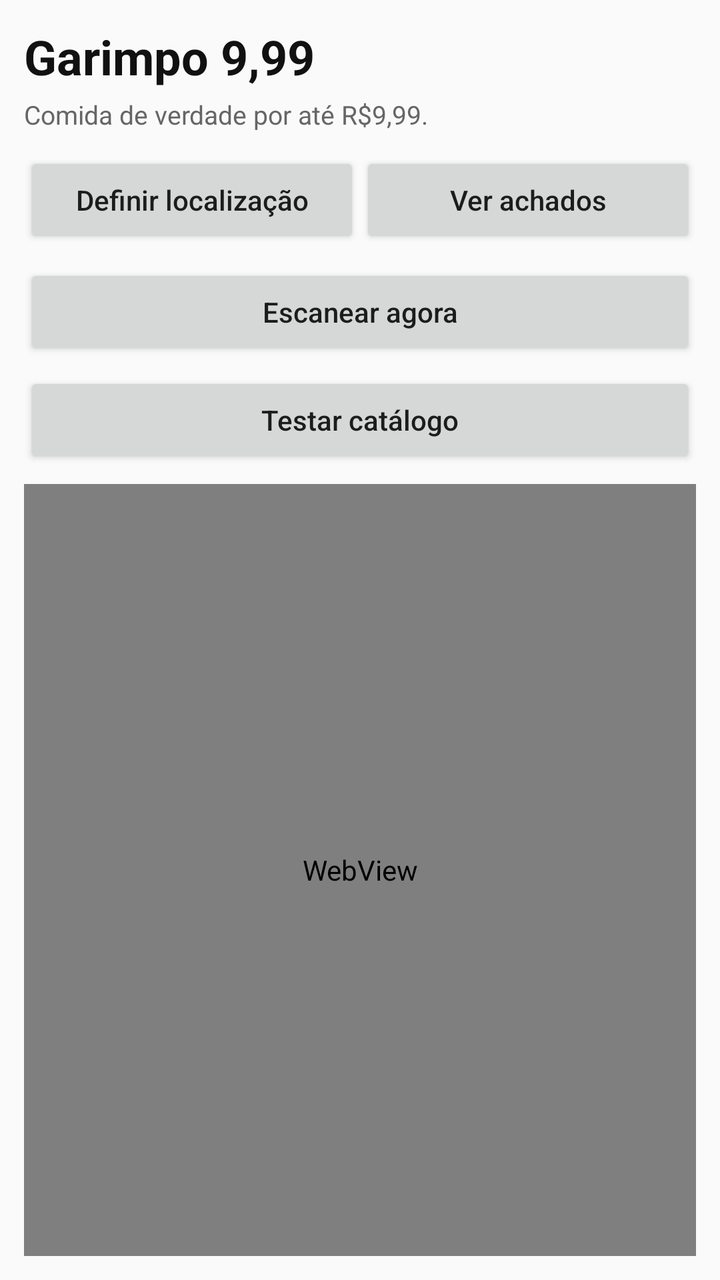
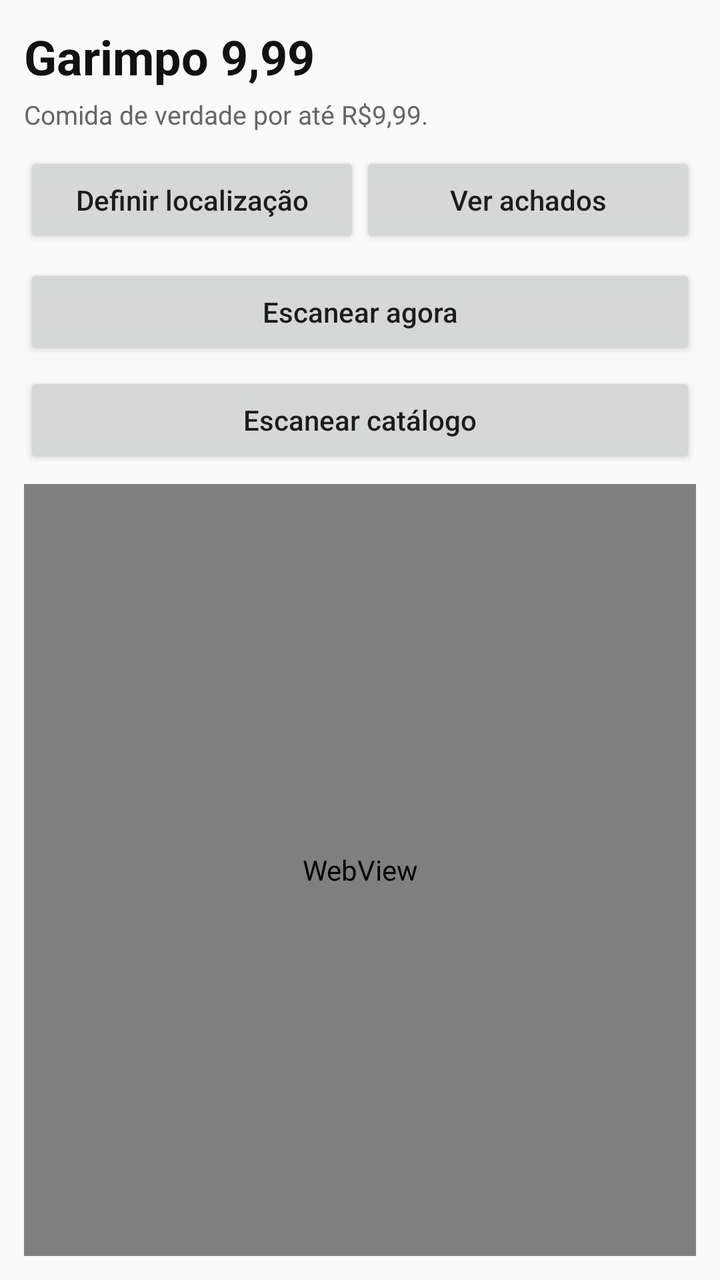

The first picture is an Android layout as it rendered before a commit; the second is the same layout after the commit. The layout source and the unified diff follow.
<!-- AndroidManifest.xml: application theme android:Theme.Material.Light.NoActionBar -->
<!-- res/layout/activity_main.xml -->
<?xml version="1.0" encoding="utf-8"?>
<FrameLayout xmlns:android="http://schemas.android.com/apk/res/android"
    android:layout_width="match_parent"
    android:layout_height="match_parent">

    <LinearLayout
        android:layout_width="match_parent"
        android:layout_height="match_parent"
        android:orientation="vertical"
        android:padding="12dp">

        <TextView
            android:id="@+id/title"
            android:layout_width="match_parent"
            android:layout_height="wrap_content"
            android:text="Garimpo 9,99"
            android:textStyle="bold"
            android:textSize="24sp"
            android:textColor="#111111" />

        <TextView
            android:id="@+id/status"
            android:layout_width="match_parent"
            android:layout_height="wrap_content"
            android:text="Comida de verdade por até R$9,99."
            android:textSize="13sp"
            android:textColor="#666666"
            android:paddingTop="4dp"
            android:paddingBottom="10dp" />

        <LinearLayout
            android:layout_width="match_parent"
            android:layout_height="wrap_content"
            android:orientation="horizontal"
            android:paddingBottom="8dp">

            <Button
                android:id="@+id/locationButton"
                android:layout_width="0dp"
                android:layout_height="wrap_content"
                android:layout_weight="1"
                android:text="Definir localização"
                android:textAllCaps="false" />

            <Button
                android:id="@+id/garimpoButton"
                android:layout_width="0dp"
                android:layout_height="wrap_content"
                android:layout_weight="1"
                android:text="Ver achados"
                android:textAllCaps="false" />
        </LinearLayout>

        <Button
            android:id="@+id/autoScanButton"
            android:layout_width="match_parent"
            android:layout_height="wrap_content"
            android:text="Escanear agora"
            android:textAllCaps="false"
            android:layout_marginBottom="6dp" />

        <Button
            android:id="@+id/coverageButton"
            android:layout_width="match_parent"
            android:layout_height="wrap_content"
            android:text="Testar catálogo"
            android:textAllCaps="false"
            android:layout_marginBottom="8dp" />

        <WebView
            android:id="@+id/webView"
            android:layout_width="match_parent"
            android:layout_height="0dp"
            android:layout_weight="1" />

    </LinearLayout>

    <LinearLayout
        android:id="@+id/scanOverlay"
        android:layout_width="match_parent"
        android:layout_height="match_parent"
        android:orientation="vertical"
        android:gravity="center"
        android:background="#F2F2F2"
        android:padding="36dp"
        android:visibility="gone"
        android:clickable="true"
        android:focusable="true">

        <ProgressBar
            android:layout_width="56dp"
            android:layout_height="56dp"
            android:indeterminate="true" />

        <TextView
            android:layout_width="wrap_content"
            android:layout_height="wrap_content"
            android:text="Garimpo 9,99"
            android:textStyle="bold"
            android:textSize="22sp"
            android:textColor="#111111"
            android:layout_marginTop="22dp" />

        <TextView
            android:id="@+id/scanOverlayText"
            android:layout_width="match_parent"
            android:layout_height="wrap_content"
            android:text="Procurando ofertas por até R$9,99..."
            android:textSize="15sp"
            android:textColor="#555555"
            android:gravity="center"
            android:layout_marginTop="8dp"
            android:lineSpacingExtra="3dp" />

        <Button
            android:id="@+id/cancelScanButton"
            android:layout_width="wrap_content"
            android:layout_height="wrap_content"
            android:text="Cancelar"
            android:textAllCaps="false"
            android:layout_marginTop="24dp" />

    </LinearLayout>

</FrameLayout>
<!-- resources referenced by this layout -->
<resources>

</resources>

<!-- the commit's change to res/layout/activity_main.xml (unified diff, before → after) -->
@@ -63,7 +63,7 @@
             android:id="@+id/coverageButton"
             android:layout_width="match_parent"
             android:layout_height="wrap_content"
-            android:text="Testar catálogo"
+            android:text="Escanear catálogo"
             android:textAllCaps="false"
             android:layout_marginBottom="8dp" />
 
